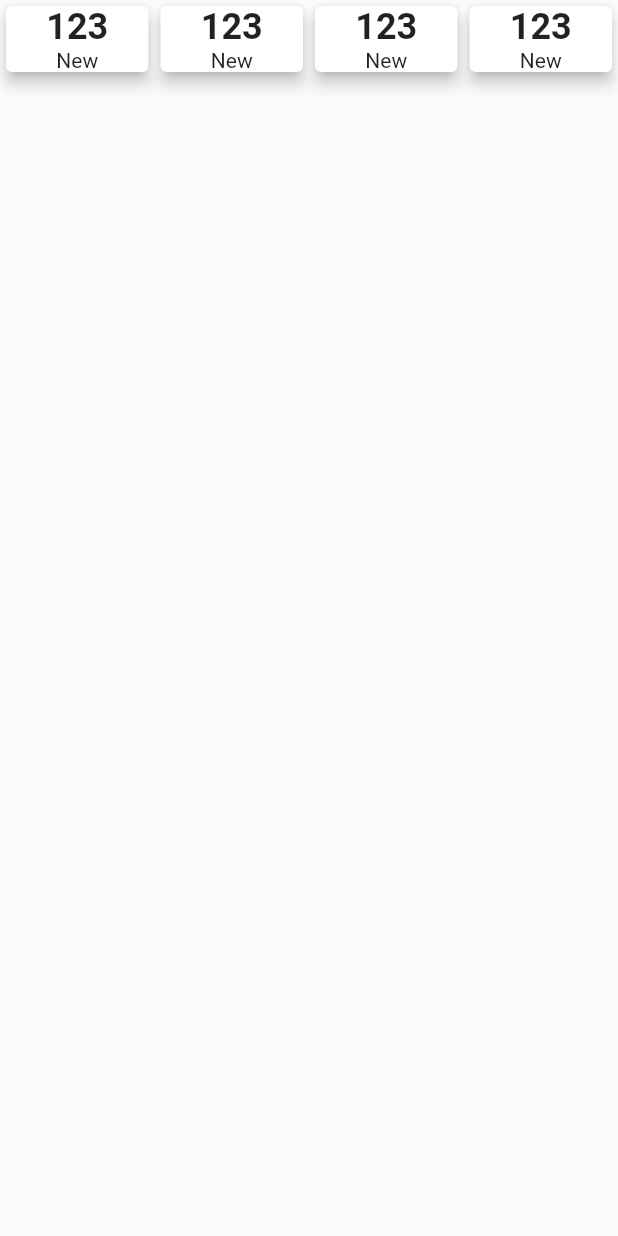
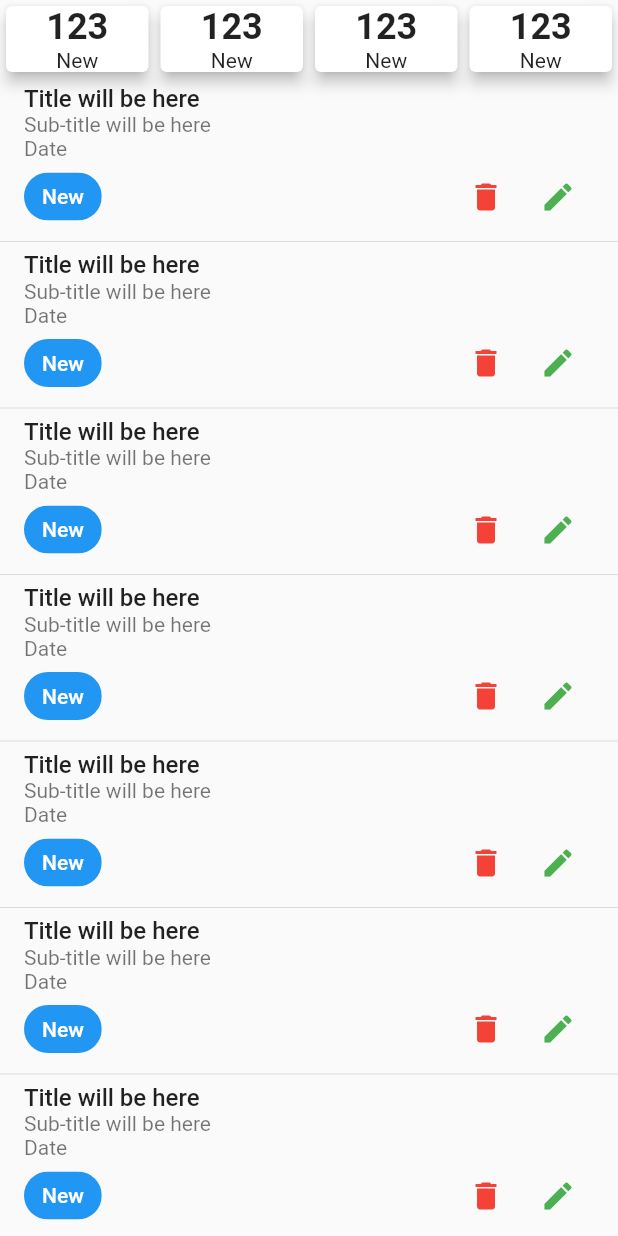
Before and after one commit to mehediFlutter/Task_Manager_With_API_V_2.0, a Flutter app: the NewTaskScreen screen opened directly, on a phone screen of 412 x 824 dp. Run offline on Flutter 3.47's test engine with Material 2 defaults, Android fonts, the phone set to English and light mode, and no system bars; our stand-ins replace flutter_svg, pin_code_fields.

Commit message:
task list tile

```diff
--- a/lib/ui/screens/new_task-screen.dart
+++ b/lib/ui/screens/new_task-screen.dart
@@ -1,49 +1,75 @@
 import 'package:flutter/material.dart';
+import 'package:task_manager/ui/widgets/summary_card.dart';
 
-class NewTaskScreen extends StatelessWidget {
+class NewTaskScreen extends StatefulWidget {
   const NewTaskScreen({super.key});
 
   @override
+  State<NewTaskScreen> createState() => _NewTaskScreenState();
+}
+
+class _NewTaskScreenState extends State<NewTaskScreen> {
+  @override
   Widget build(BuildContext context) {
-    return const Scaffold(
-      body:  Column(
+    return Scaffold(
+      body: Column(
         children: [
-          Row(
-
+          const Row(
             children: [
-
-              Expanded(child: SummaryCard(number: '123', title: 'New',)),
-              Expanded(child: SummaryCard(number: '123', title: 'In Progress',)),
-              Expanded(child: SummaryCard(number: '123', title: 'Cancelled',)),
-              Expanded(child: SummaryCard(number: '123', title: 'Completed',)),
+              Expanded(
+                  child: SummaryCount(
+                number: '123',
+                title: 'New',
+              )),
+              Expanded(
+                  child: SummaryCount(
+                number: '123',
+                title: 'In Progress',
+              )),
+              Expanded(
+                  child: SummaryCount(
+                number: '123',
+                title: 'Cancelled',
+              )),
+              Expanded(
+                  child: SummaryCount(
+                number: '123',
+                title: 'Completed',
+              )),
             ],
-          )
+          ),
+          Expanded(
+              child: ListView.separated(
+            itemCount: 20,
+            itemBuilder: (context, index) {
+              return  ListTile(
+                title: const Text("Title will be here"),
+                subtitle: Column(
+                  crossAxisAlignment: CrossAxisAlignment.start,
+                  children: [
+                    const Text("Sub-title will be here"),
+                    const Text("Date"),
+                    Row(
+                      children: [
+                        const Chip(
+                          label: Text(
+                            'New',
+                            style: TextStyle(color: Colors.white),
+                          ),
+                          backgroundColor: Colors.blue,
+                        ),
+                        Spacer(),
+                        IconButton(onPressed: (){}, icon: const Icon(Icons.delete),color: Colors.red,),
+                        IconButton(onPressed: (){}, icon: const Icon(Icons.edit),color: Colors.green  ,),
+                      ],
+                    )
+                  ],
+                ),
+              );
+            }, separatorBuilder: (BuildContext context, int index) { return Divider(height: 4,); },
+          ))
         ],
       ),
     );
   }
 }
-
-
-
-class SummaryCard extends StatelessWidget {
-  const SummaryCard({
-    super.key, required this.number, required this.title,
-  });
-
-
-     final String number ;
-     final String title ;
-  @override
-  Widget build(BuildContext context) {
-    return const Card(
-      elevation: 4,
-      child: Column(
-        children: [
-          Text("123",style:TextStyle(fontWeight: FontWeight.w600,fontSize: 24),),
-          Text("New"),
-        ],
-      ),
-    );
-  }
-}
--- /dev/null
+++ b/lib/ui/widgets/summary_card.dart
@@ -0,0 +1,24 @@
+
+import 'package:flutter/material.dart';
+
+class SummaryCount extends StatelessWidget {
+  const SummaryCount({
+    super.key, required this.number, required this.title,
+  });
+
+
+     final String number ;
+     final String title ;
+  @override
+  Widget build(BuildContext context) {
+    return const Card(
+      elevation: 4,
+      child: Column(
+        children: [
+          Text("123",style:TextStyle(fontWeight: FontWeight.w600,fontSize: 24),),
+          Text("New"),
+        ],
+      ),
+    );
+  }
+}
```
Also changed, not shown: lib/ui/widgets/summary_count.dart (deleted), lib/ui/widgets/task_list_tile.dart (added).
